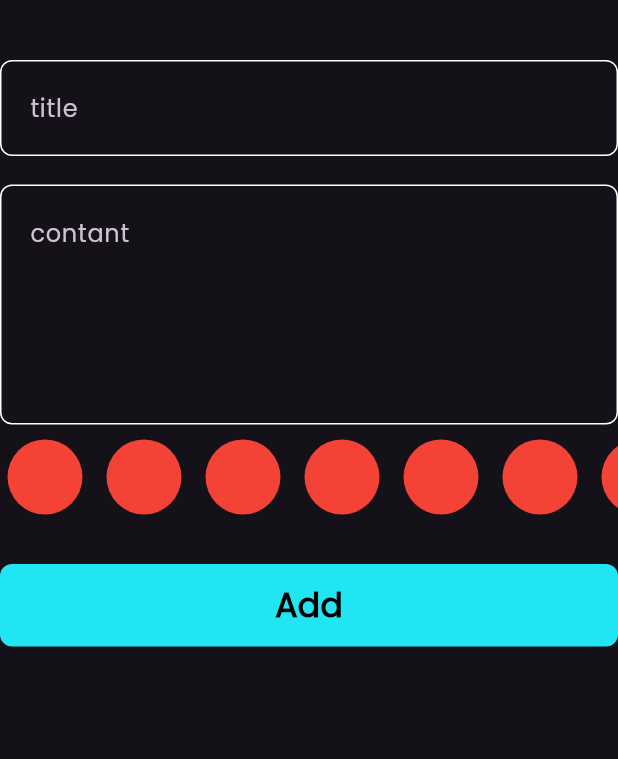
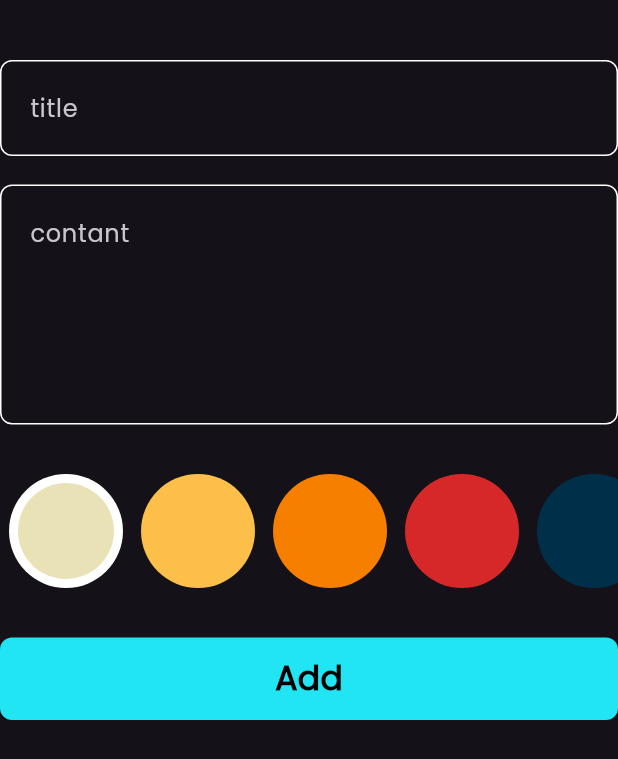
Before and after one commit to ahmedwael111/notes-app, a Flutter app: the AddNoteForm widget shown alone on an empty page, opened directly, on a phone screen of 412 x 824 dp. Shown: the top 759 px of the screen. Run offline on Flutter 3.47's test engine with Material 3 defaults, Android fonts, the phone set to English and light mode, and no system bars; our stand-ins replace bloc, flutter_bloc, font_awesome_flutter, hive, hive_flutter, modal_progress_hud_nsn; accounts and stored records are empty.

Commit message:
List of colors part 2

```diff
--- a/lib/widgets/add_note_form.dart
+++ b/lib/widgets/add_note_form.dart
@@ -4,6 +4,7 @@ import 'package:intl/intl.dart';
 import 'package:notes_app/constants.dart';
 import 'package:notes_app/cubites/cubit/add_note_cubit.dart';
 import 'package:notes_app/models/note_model.dart';
+import 'package:notes_app/widgets/color_item_list.dart';
 import 'package:notes_app/widgets/coustm_text_field.dart';
 import 'package:notes_app/widgets/coustom_bottom.dart';
 
@@ -48,6 +49,9 @@ class _AddNoteFormState extends State<AddNoteForm> {
             hint: 'contant',
             maxlines: 5,
           ),
+          const SizedBox(
+            height: 33,
+          ),
           const ColorListView(),
           const SizedBox(
             height: 33,
@@ -86,36 +90,3 @@ class _AddNoteFormState extends State<AddNoteForm> {
     );
   }
 }
-
-class ColorItem extends StatelessWidget {
-  const ColorItem({super.key});
-
-  @override
-  Widget build(BuildContext context) {
-    return const Padding(
-      padding: EdgeInsets.only(top: 10, right: 6),
-      child: CircleAvatar(
-        radius: 30,
-        backgroundColor: Colors.red,
-      ),
-    );
-  }
-}
-
-class ColorListView extends StatelessWidget {
-  const ColorListView({super.key});
-
-  @override
-  Widget build(BuildContext context) {
-    return SizedBox(
-      height: 60,
-      child: ListView.builder(
-        scrollDirection: Axis.horizontal,
-        itemCount: 10,
-        itemBuilder: (context, index) {
-          return const ColorItem();
-        },
-      ),
-    );
-  }
-}
--- /dev/null
+++ b/lib/widgets/color_item_list.dart
@@ -0,0 +1,67 @@
+import 'package:flutter/material.dart';
+
+class ColorItem extends StatelessWidget {
+  const ColorItem({super.key, required this.isActive, required this.color});
+  final bool isActive;
+  final Color color;
+
+  @override
+  Widget build(BuildContext context) {
+    return isActive
+        ? CircleAvatar(
+            radius: 38,
+            backgroundColor: Colors.white,
+            child: CircleAvatar(
+              radius: 32,
+              backgroundColor: color,
+            ),
+          )
+        : CircleAvatar(
+            radius: 38,
+            backgroundColor: color,
+          );
+  }
+}
+
+class ColorListView extends StatefulWidget {
+  const ColorListView({super.key});
+
+  @override
+  State<ColorListView> createState() => _ColorListViewState();
+}
+
+class _ColorListViewState extends State<ColorListView> {
+  int currentIndex = 0;
+
+  List<Color> colorList = [
+    const Color(0xffEAE2B7),
+    const Color(0xffFCBF49),
+    const Color(0xffF77F00),
+    const Color(0xffD62828),
+    const Color(0xff003049),
+  ];
+  @override
+  Widget build(BuildContext context) {
+    return SizedBox(
+      height: 2 * 38,
+      child: ListView.builder(
+        scrollDirection: Axis.horizontal,
+        itemCount: colorList.length,
+        itemBuilder: (context, index) {
+          return GestureDetector(
+              onTap: () {
+                currentIndex = index;
+                setState(() {});
+              },
+              child: Padding(
+                padding: const EdgeInsets.symmetric(horizontal: 6),
+                child: ColorItem(
+                  color: colorList[index],
+                  isActive: currentIndex == index,
+                ),
+              ));
+        },
+      ),
+    );
+  }
+}
```
